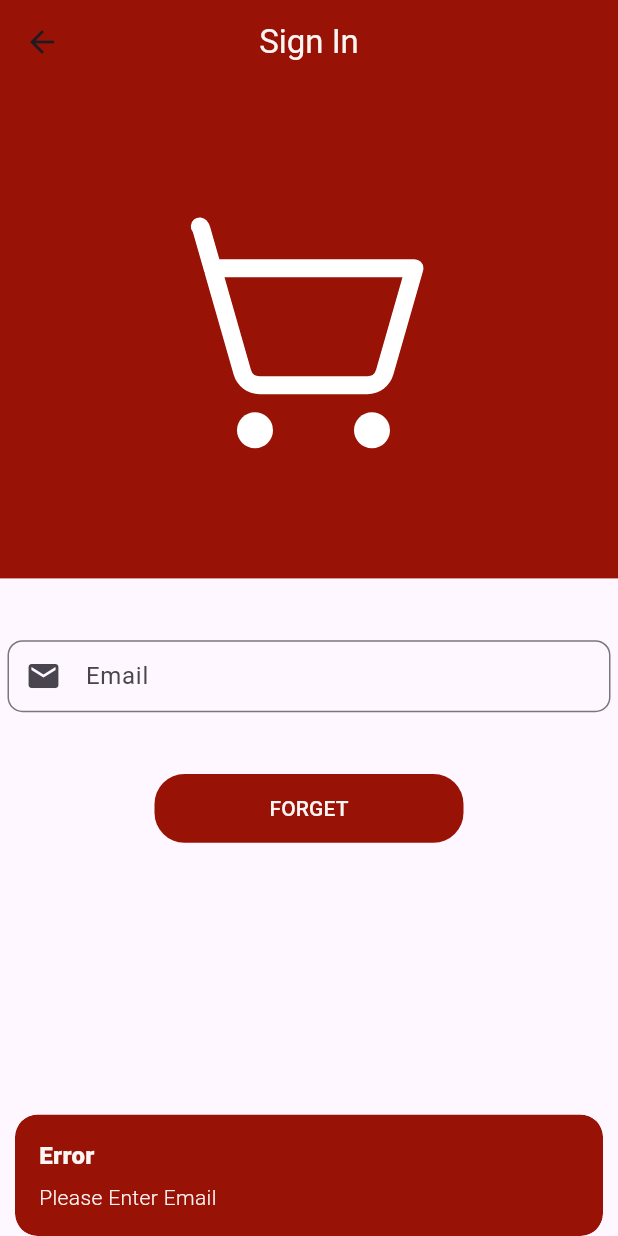
After one commit to matti-khan/ecomm, a Flutter app: the ForgetPasswordScreen screen opened directly, after a tap on "FORGET", on a phone screen of 412 x 824 dp. The commit adds this screen. Run offline on Flutter 3.47's test engine with Material 3 defaults, Android fonts, the phone set to English and light mode, and no system bars; our stand-ins replace cloud_firestore, firebase_auth, firebase_core, flutter_easyloading, flutter_keyboard_visibility, get and 2 more; accounts and stored records are empty.

Commit message:
added forget password

```diff
--- /dev/null
+++ b/lib/controllers/forget_password_controller.dart
@@ -0,0 +1,47 @@
+import 'package:firebase_auth/firebase_auth.dart';
+import 'package:flutter/cupertino.dart';
+import 'package:flutter/foundation.dart';
+import 'package:flutter_easyloading/flutter_easyloading.dart';
+import 'package:get/get.dart';
+
+import '../utils/custom_snackbar.dart';
+
+class ForgetPasswordController extends GetxController {
+  final FirebaseAuth _auth = FirebaseAuth.instance;
+
+  Rx<bool> isPasswordVisible = false.obs;
+
+  TextEditingController emailInputController = TextEditingController();
+
+  @override
+  void onClose() {
+    emailInputController.dispose();
+    super.onClose();
+  }
+
+  Future<bool> forgetPasswordMethod() async {
+    try {
+      if (emailInputController.text.isNotEmpty) {
+
+        EasyLoading.show(status: "Please wait");
+
+        await _auth.sendPasswordResetEmail(email: emailInputController.text.trim());
+
+        customSnackBar("Reset Email Sent", "Password reset Email sent to ${emailInputController.text}");
+
+        EasyLoading.dismiss();
+
+        return true;
+
+      } else {
+        customSnackBar("Error", "Please Enter Email");
+        return false;
+      }
+    } on FirebaseAuthException catch (e, s) {
+      EasyLoading.dismiss();
+      if (kDebugMode) print("Error $e\nStack Trace $s");
+      customSnackBar("Error", "$e");
+      return false;
+    }
+  }
+}
--- /dev/null
+++ b/lib/screens/auth_ui/auth_screens/forget_password_screen.dart
@@ -0,0 +1,91 @@
+import 'package:e_comm/controllers/forget_password_controller.dart';
+import 'package:e_comm/res/assets/image_assets.dart';
+import 'package:e_comm/screens/auth_ui/auth_screens/signin_screen.dart';
+import 'package:e_comm/screens/auth_ui/auth_screens/signup_screen.dart';
+import 'package:e_comm/screens/auth_ui/auth_widgets/email_input_widget.dart';
+import 'package:e_comm/screens/user_ui/main_screen.dart';
+import 'package:e_comm/utils/app_constants.dart';
+import 'package:e_comm/utils/custom_snackbar.dart';
+import 'package:firebase_auth/firebase_auth.dart';
+import 'package:flutter/material.dart';
+import 'package:flutter_keyboard_visibility/flutter_keyboard_visibility.dart';
+import 'package:get/get.dart';
+import 'package:lottie/lottie.dart';
+
+import '../../../controllers/sign_in_controller.dart';
+import '../../../controllers/sign_up_controller.dart';
+import '../auth_widgets/password_input_widget.dart';
+
+class ForgetPasswordScreen extends StatefulWidget {
+  const ForgetPasswordScreen({super.key});
+
+  @override
+  State<ForgetPasswordScreen> createState() => _ForgetPasswordScreenState();
+}
+
+class _ForgetPasswordScreenState extends State<ForgetPasswordScreen> {
+
+  final ForgetPasswordController forgetPasswordController = Get.put(ForgetPasswordController());
+
+  @override
+  Widget build(BuildContext context) {
+    return KeyboardVisibilityBuilder(builder: (context, isKeyboardVisible) {
+      return Scaffold(
+        appBar: AppBar(
+          backgroundColor: AppConstants.appSecondaryColor,
+          title: const Text(
+            "Sign In",
+            style: TextStyle(color: AppConstants.appTextColor),
+          ),
+          centerTitle: true,
+        ),
+        body: SingleChildScrollView(
+          physics: const BouncingScrollPhysics(),
+          child: Container(
+            child: Column(
+              children: [
+                isKeyboardVisible
+                    ? const SizedBox.shrink()
+                    : Container(
+                    width: Get.width,
+                    height: Get.height / 2.5,
+                    color: AppConstants.appSecondaryColor,
+                    child: Lottie.asset(ImageAssets.splashImage)),
+                SizedBox(
+                  height: Get.height / 20,
+                ),
+                EmailInputWidget(controller: forgetPasswordController.emailInputController,),
+                SizedBox(
+                  height: Get.height / 20,
+                ),
+                Material(
+                  child: Container(
+                    width: Get.width / 2,
+                    height: Get.height / 18,
+                    decoration: BoxDecoration(
+                      color: AppConstants.appSecondaryColor,
+                      borderRadius: BorderRadius.circular(20),
+                    ),
+                    child: TextButton.icon(
+                      onPressed: () async {
+                        forgetPasswordController.forgetPasswordMethod().then((success) {
+                          if(success){
+                            Get.off(() => const SigninScreen());
+                          }
+                        });
+                      },
+                      label: const Text(
+                        "FORGET",
+                        style: TextStyle(color: AppConstants.appTextColor),
+                      ),
+                    ),
+                  ),
+                ),
+              ],
+            ),
+          ),
+        ),
+      );
+    });
+  }
+}
--- a/lib/screens/auth_ui/auth_screens/signin_screen.dart
+++ b/lib/screens/auth_ui/auth_screens/signin_screen.dart
@@ -1,4 +1,5 @@
 import 'package:e_comm/res/assets/image_assets.dart';
+import 'package:e_comm/screens/auth_ui/auth_screens/forget_password_screen.dart';
 import 'package:e_comm/screens/auth_ui/auth_screens/signup_screen.dart';
 import 'package:e_comm/screens/auth_ui/auth_widgets/email_input_widget.dart';
 import 'package:e_comm/screens/user_ui/main_screen.dart';
@@ -63,11 +64,16 @@ class _SigninScreenState extends State<SigninScreen> {
                 Container(
                   margin: const EdgeInsets.symmetric(horizontal: 10),
                   alignment: Alignment.centerRight,
-                  child: const Text(
-                    "Forget Password?",
-                    style: TextStyle(
-                        color: AppConstants.appSecondaryColor,
-                        fontWeight: FontWeight.bold),
+                  child: GestureDetector(
+                    onTap: (){
+                      Get.to(() => const ForgetPasswordScreen());
+                    },
+                    child: const Text(
+                      "Forget Password?",
+                      style: TextStyle(
+                          color: AppConstants.appSecondaryColor,
+                          fontWeight: FontWeight.bold),
+                    ),
                   ),
                 ),
                 SizedBox(
```
